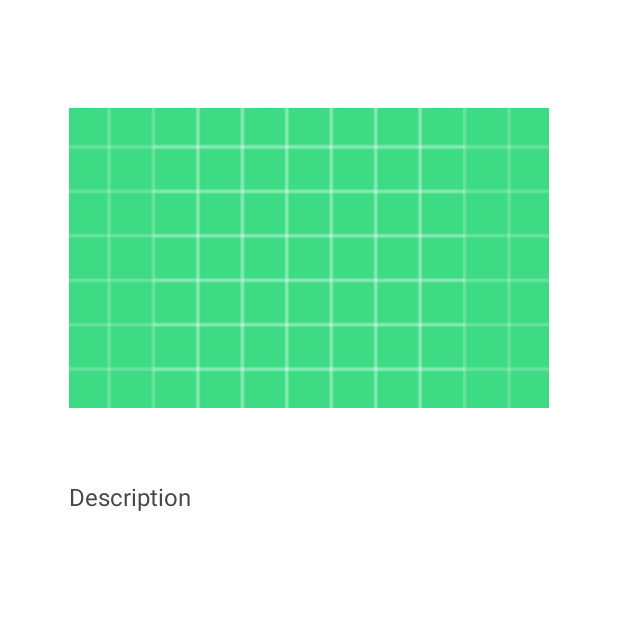
After one commit to Bangkit-Project-FitMe/FitMeLook-Mobile, an Android app: the DetailActivity screen opened directly, with no data from a screen before it, on a phone screen of 412 x 824 dp, the top half of it. The commit adds this screen. Run offline under Robolectric (Android 15) with nearby library versions, the phone set to English and light mode, and no system bars.

Commit message:
feat: add detail activity refactor: about xml

```diff
--- /dev/null
+++ b/app/src/main/java/com/example/fitme/home/about/detail/DetailActivity.kt
@@ -0,0 +1,38 @@
+package com.example.fitme.home.about.detail
+
+import android.os.Bundle
+import android.widget.ImageView
+import android.widget.TextView
+import androidx.appcompat.app.AppCompatActivity
+import com.example.fitme.R
+
+class DetailActivity : AppCompatActivity() {
+
+    override fun onCreate(savedInstanceState: Bundle?) {
+        super.onCreate(savedInstanceState)
+        setContentView(R.layout.activity_detail)
+
+        val season = intent.getStringExtra("SEASON")
+        val imageView = findViewById<ImageView>(R.id.imgSeason)
+        val textView = findViewById<TextView>(R.id.tvDesc)
+
+        when (season) {
+            "Summer" -> {
+                imageView.setImageResource(R.drawable.imgsummer)
+                textView.text = getString(R.string.desc_summer)
+            }
+            "Spring" -> {
+                imageView.setImageResource(R.drawable.imgspring)
+                textView.text = getString(R.string.spring)
+            }
+            "Autumn" -> {
+                imageView.setImageResource(R.drawable.imgautumn)
+                textView.text = getString(R.string.autumn)
+            }
+            "Winter" -> {
+                imageView.setImageResource(R.drawable.imgwinter)
+                textView.text = getString(R.string.winter)
+            }
+        }
+    }
+}
--- /dev/null
+++ b/app/src/main/res/layout/activity_detail.xml
@@ -0,0 +1,43 @@
+<?xml version="1.0" encoding="utf-8"?>
+<androidx.constraintlayout.widget.ConstraintLayout xmlns:android="http://schemas.android.com/apk/res/android"
+    xmlns:app="http://schemas.android.com/apk/res-auto"
+    xmlns:tools="http://schemas.android.com/tools"
+    android:layout_width="match_parent"
+    android:layout_height="match_parent"
+    android:padding="16dp"
+    tools:context=".home.about.detail.DetailActivity">
+
+    <androidx.constraintlayout.widget.ConstraintLayout
+        android:id="@+id/backgroundLayout"
+        android:layout_width="320dp"
+        android:layout_height="200dp"
+        android:layout_marginTop="56dp"
+        app:layout_constraintEnd_toEndOf="parent"
+        app:layout_constraintStart_toStartOf="parent"
+        app:layout_constraintTop_toTopOf="parent"
+        tools:ignore="MissingConstraints">
+
+        <ImageView
+            android:id="@+id/imgSeason"
+            android:layout_width="320dp"
+            android:layout_height="200dp"
+            android:scaleType="centerCrop"
+            app:srcCompat="@drawable/ic_launcher_background"
+            tools:layout_editor_absoluteX="2dp"
+            tools:layout_editor_absoluteY="2dp" />
+
+    </androidx.constraintlayout.widget.ConstraintLayout>
+
+    <TextView
+        android:id="@+id/tvDesc"
+        android:layout_width="320dp"
+        android:layout_height="wrap_content"
+        android:layout_marginTop="48dp"
+        android:textSize="16sp"
+        android:text="@string/desc"
+        app:layout_constraintEnd_toEndOf="@+id/backgroundLayout"
+        app:layout_constraintHorizontal_bias="0.02"
+        app:layout_constraintStart_toStartOf="@+id/backgroundLayout"
+        app:layout_constraintTop_toBottomOf="@+id/backgroundLayout" />
+
+</androidx.constraintlayout.widget.ConstraintLayout>
--- a/app/src/main/res/values/strings.xml
+++ b/app/src/main/res/values/strings.xml
@@ -34,7 +34,7 @@
     <string name="greeting">Hello %1$s</string>
     <string name="opening">Here’s your fashion recommendations</string>
     <string name="about">About your skin tone</string>
-    <string name="desc">Summer cool and light skin tones exude an ethereal elegance reminiscent of moonlit nights and gentle ocean breezes. Pale porcelain hues with subtle undertones of pink or blue characterize this complexion, giving it a delicate and refined appearance. The Summer skin tone harmonizes beautifully with soft, cool shades like lavender, dusty rose, and icy blues, which complement its natural coolness without overpowering its inherent lightness. In the warmth of summer sunlight, this complexion radiates a serene and luminous glow, reminiscent of the gentle shimmer of moonlight on a tranquil evening.</string>
+    <string name="desc">Description</string>
     <string name="palette">Color Palette</string>
     <string name="forYou">For You</string>
     <string name="shape">Shape</string>
@@ -110,6 +110,7 @@
     </string>
     <string name="read_more">Read more</string>
     <string name="summer">Summer</string>
+    <string name="desc_summer">Summer cool and light skin tones exude an ethereal elegance reminiscent of moonlit nights and gentle ocean breezes. Pale porcelain hues with subtle undertones of pink or blue characterize this complexion, giving it a delicate and refined appearance. The Summer skin tone harmonizes beautifully with soft, cool shades like lavender, dusty rose, and icy blues, which complement its natural coolness without overpowering its inherent lightness. In the warmth of summer sunlight, this complexion radiates a serene and luminous glow, reminiscent of the gentle shimmer of moonlight on a tranquil evening.</string>
     <string name="spring">Spring</string>
     <string name="large_text">
         "Material is the metaphor.\n\n"
@@ -200,5 +201,7 @@
         "For example, position the FAB to one side of stream of a cards so the FAB won’t interfere "
         "when a user tries to pick up one of cards.\n\n"
     </string>
+    <string name="autumn">autumn\n</string>
+    <string name="winter">winter</string>
 
 </resources>
```
Also changed, not shown: app/src/main/AndroidManifest.xml (+10 -7 lines), app/src/main/java/com/example/fitme/home/about/AboutActivity.kt (+32 -2 lines), app/src/main/java/com/example/fitme/home/about/AboutFragment.kt (deleted, +0 -19 lines), app/src/main/res/layout/activity_about.xml (+17 -14 lines), app/src/main/res/layout/fragment_about.xml (deleted, +0 -13 lines), app/src/main/res/menu/menu_about.xml (+5 -5 lines), app/src/main/res/values/themes.xml (+22 -1 lines).
